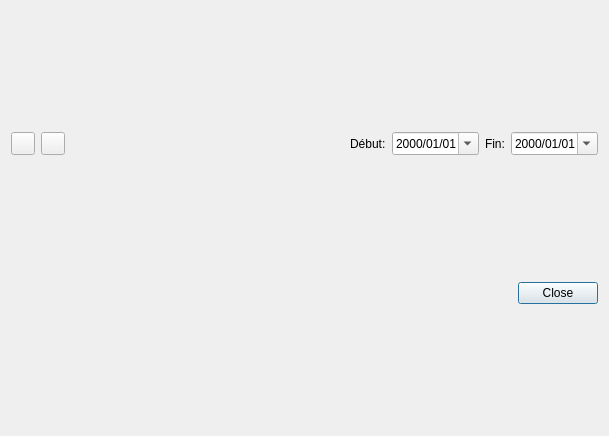
This is src/pbregisteractivity/ui/ui_timeplots.ui in ppoilbarbe/PBRegisterActivity as Qt 5 draws it before an edit. The edited form follows.
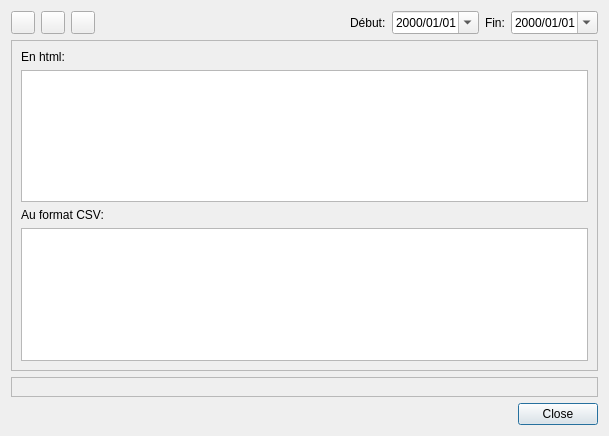
This is the edited form. Icons and pictures are not drawn.

Patch:
```diff
--- a/src/pbregisteractivity/ui/ui_timeplots.ui
+++ b/src/pbregisteractivity/ui/ui_timeplots.ui
@@ -22,6 +22,12 @@
         <iconset resource="resources.qrc">
          <normaloff>:/images/icons/32x32/tool_histogram.png</normaloff>:/images/icons/32x32/tool_histogram.png</iconset>
        </property>
+       <property name="checkable">
+        <bool>true</bool>
+       </property>
+       <property name="autoExclusive">
+        <bool>true</bool>
+       </property>
       </widget>
      </item>
      <item>
@@ -30,6 +36,30 @@
         <iconset resource="resources.qrc">
          <normaloff>:/images/icons/32x32/tool_piechart.png</normaloff>:/images/icons/32x32/tool_piechart.png</iconset>
        </property>
+       <property name="checkable">
+        <bool>true</bool>
+       </property>
+       <property name="autoExclusive">
+        <bool>true</bool>
+       </property>
+      </widget>
+     </item>
+     <item>
+      <widget class="QToolButton" name="btnTextOutput">
+       <property name="toolTip">
+        <string>Visualisation durées sous forme de texte
+et exportation CSV</string>
+       </property>
+       <property name="icon">
+        <iconset resource="resources.qrc">
+         <normaloff>:/images/icons/32x32/mimetext_csv.png</normaloff>:/images/icons/32x32/mimetext_csv.png</iconset>
+       </property>
+       <property name="checkable">
+        <bool>true</bool>
+       </property>
+       <property name="autoExclusive">
+        <bool>true</bool>
+       </property>
       </widget>
      </item>
      <item>
@@ -46,7 +76,7 @@
       </spacer>
      </item>
      <item>
-      <widget class="QLabel" name="lblEnd">
+      <widget class="QLabel" name="lblStart">
        <property name="text">
         <string>Début:</string>
        </property>
@@ -63,7 +93,7 @@
       </widget>
      </item>
      <item>
-      <widget class="QLabel" name="lblEnd_2">
+      <widget class="QLabel" name="lblEnd">
        <property name="text">
         <string>Fin:</string>
        </property>
@@ -82,7 +112,72 @@
     </layout>
    </item>
    <item>
-    <layout class="QVBoxLayout" name="layoutPlot"/>
+    <layout class="QVBoxLayout" name="layoutDraw">
+     <item>
+      <widget class="QFrame" name="frmTextOutput">
+       <property name="frameShape">
+        <enum>QFrame::StyledPanel</enum>
+       </property>
+       <property name="frameShadow">
+        <enum>QFrame::Raised</enum>
+       </property>
+       <layout class="QVBoxLayout" name="layoutTextOutput">
+        <item>
+         <widget class="QLabel" name="lblHtml">
+          <property name="text">
+           <string>En html:</string>
+          </property>
+         </widget>
+        </item>
+        <item>
+         <widget class="QTextEdit" name="edtHtml">
+          <property name="toolTip">
+           <string>Représentation textuelle</string>
+          </property>
+         </widget>
+        </item>
+        <item>
+         <widget class="QLabel" name="lblCsv">
+          <property name="text">
+           <string>Au format CSV:</string>
+          </property>
+         </widget>
+        </item>
+        <item>
+         <widget class="QPlainTextEdit" name="edtCsv">
+          <property name="toolTip">
+           <string/>
+          </property>
+         </widget>
+        </item>
+       </layout>
+      </widget>
+     </item>
+     <item>
+      <widget class="QFrame" name="frmPlot">
+       <property name="frameShape">
+        <enum>QFrame::StyledPanel</enum>
+       </property>
+       <property name="frameShadow">
+        <enum>QFrame::Raised</enum>
+       </property>
+       <layout class="QVBoxLayout" name="layoutPlot"/>
+      </widget>
+     </item>
+     <item>
+      <spacer name="verticalSpacer">
+       <property name="orientation">
+        <enum>Qt::Vertical</enum>
+       </property>
+       <property name="sizeHint" stdset="0">
+        <size>
+         <width>20</width>
+         <height>40</height>
+        </size>
+       </property>
+      </spacer>
+     </item>
+    </layout>
    </item>
    <item>
     <widget class="QDialogButtonBox" name="buttonBox">
```
Left out of the diff: 21 changed lines with no effect on the pictures.
